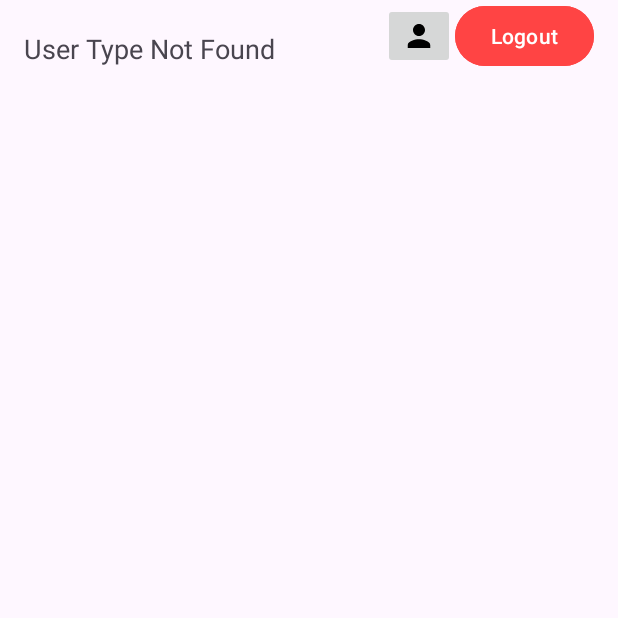
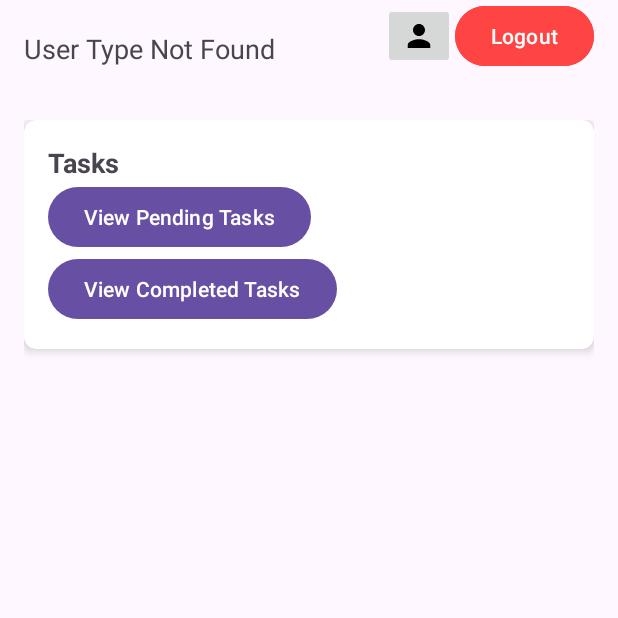
Before and after one commit to AlexandrePSantos/TP_CM, an Android app: the fragment UtilizadorFragment placed in its activity, on a phone screen of 412 x 824 dp, the top half of it. Run offline under Robolectric (Android 15) with nearby library versions, the phone set to English and light mode, and no system bars.

Commit message:
Update fragment_utilizador.xml

```diff
--- a/app/src/main/res/layout/fragment_utilizador.xml
+++ b/app/src/main/res/layout/fragment_utilizador.xml
@@ -1,6 +1,64 @@
-<?xml version="1.0" encoding="utf-8"?>
-<FrameLayout xmlns:android="http://schemas.android.com/apk/res/android"
+<LinearLayout xmlns:android="http://schemas.android.com/apk/res/android"
+    xmlns:app="http://schemas.android.com/apk/res-auto"
     android:layout_width="match_parent"
-    android:layout_height="match_parent">
+    android:layout_height="match_parent"
+    android:orientation="vertical"
+    android:padding="16dp">
 
-</FrameLayout>
+    <!-- Card for Task Actions -->
+    <androidx.cardview.widget.CardView
+        android:id="@+id/cardViewTasks"
+        android:layout_width="match_parent"
+        android:layout_height="wrap_content"
+        android:layout_marginBottom="16dp"
+        app:cardElevation="4dp"
+        app:cardCornerRadius="8dp">
+
+        <LinearLayout
+            android:layout_width="match_parent"
+            android:layout_height="wrap_content"
+            android:orientation="vertical"
+            android:padding="16dp">
+
+            <TextView
+                android:layout_width="wrap_content"
+                android:layout_height="wrap_content"
+                android:text="Tasks"
+                android:textSize="18sp"
+                android:textStyle="bold" />
+
+            <Button
+                android:id="@+id/buttonViewPendingTasks"
+                android:layout_width="wrap_content"
+                android:layout_height="wrap_content"
+                android:text="View Pending Tasks" />
+
+            <Button
+                android:id="@+id/buttonViewCompletedTasks"
+                android:layout_width="wrap_content"
+                android:layout_height="wrap_content"
+                android:text="View Completed Tasks" />
+
+        </LinearLayout>
+    </androidx.cardview.widget.CardView>
+
+</LinearLayout>
+
+    <!--Adicionar á listagem de tasks pendentes:-->
+    <!--<Button-->
+    <!--android:id="@+id/buttonRegisterTaskDetails"-->
+    <!--android:layout_width="wrap_content"-->
+    <!--android:layout_height="wrap_content"-->
+    <!--android:text="Register Task Details" />-->
+
+    <!--<Button-->
+    <!--android:id="@+id/buttonAddObservations"-->
+    <!--android:layout_width="wrap_content"-->
+    <!--android:layout_height="wrap_content"-->
+    <!--android:text="Add Observations" />-->
+
+    <!--<Button-->
+    <!--android:id="@+id/buttonMarkTaskCompleted"-->
+    <!--android:layout_width="wrap_content"-->
+    <!--android:layout_height="wrap_content"-->
+    <!--android:text="Mark Task Completed" />-->
```
